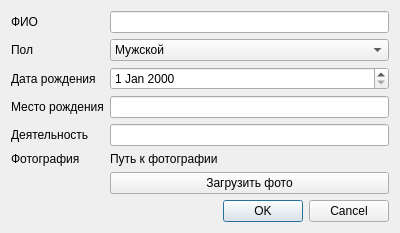
Qt form ui/inputdialog.ui (denistred/coursework) before a commit.
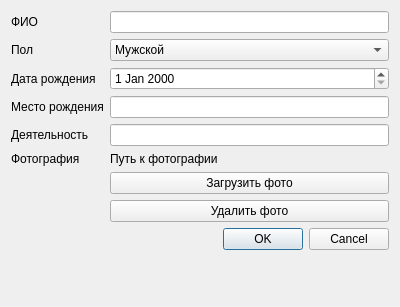
The same form after that commit.

Commit message: Photo load changed

Diff of the .ui file:
```diff
--- a/ui/inputdialog.ui
+++ b/ui/inputdialog.ui
@@ -7,7 +7,7 @@
     <x>0</x>
     <y>0</y>
     <width>400</width>
-    <height>219</height>
+    <height>307</height>
    </rect>
   </property>
   <property name="windowTitle">
@@ -98,6 +98,13 @@
        </property>
       </widget>
      </item>
+     <item row="9" column="1">
+      <widget class="QPushButton" name="deletePhotoButton">
+       <property name="text">
+        <string>Удалить фото</string>
+       </property>
+      </widget>
+     </item>
     </layout>
    </item>
    <item row="1" column="1">
```
Left out of the diff: 58 changed lines with no effect on the pictures. The commit also changes 8 other files.
